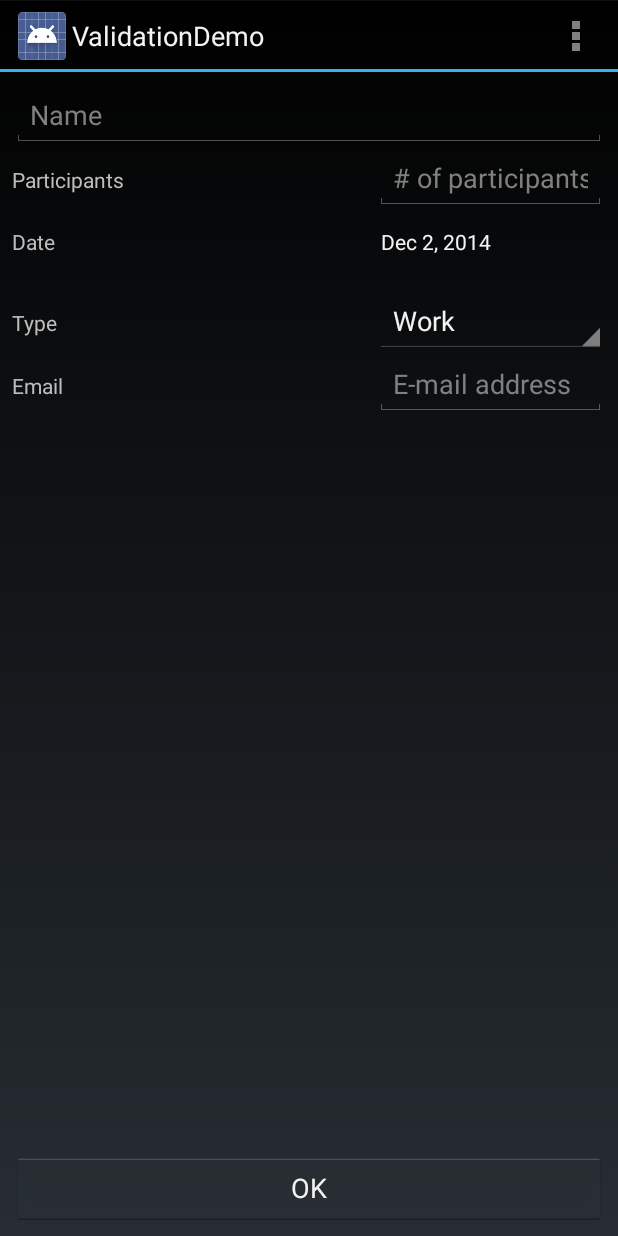
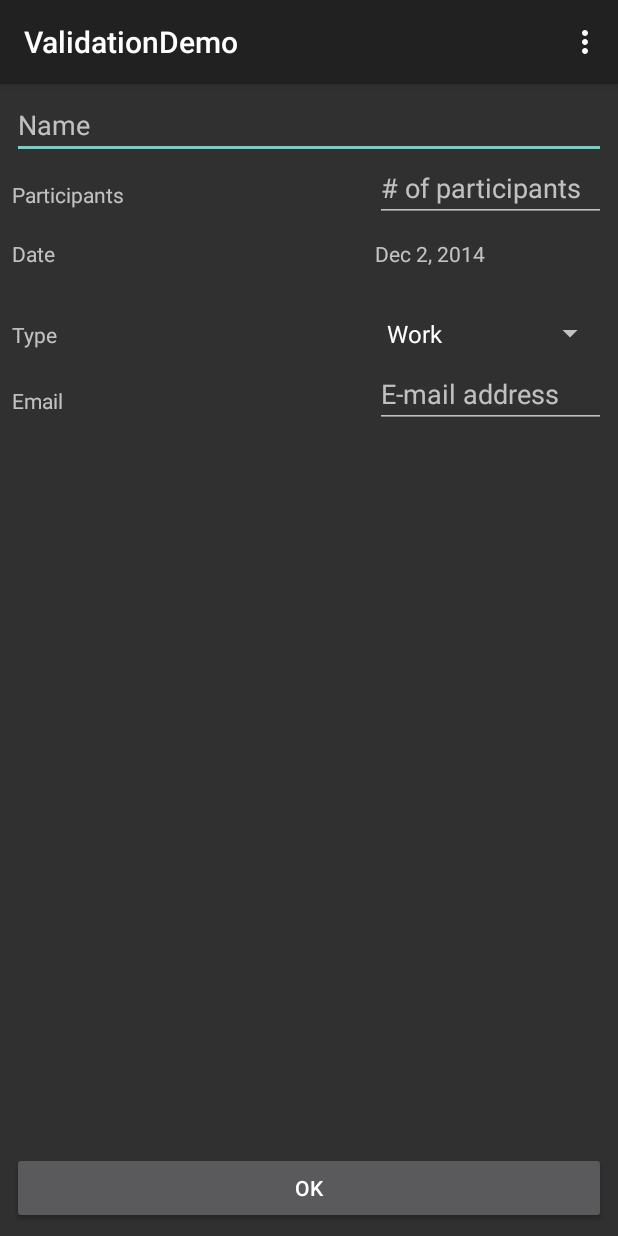
Before and after one commit to inmite/android-validation-komensky, an Android app: the screen it shows after launch (DemoActivity), on a phone screen of 412 x 824 dp. Run offline under Robolectric (Android 15) with nearby library versions, the phone set to English and light mode, and no system bars.

Commit message:
Demo uses app compat to break through link check

```diff
--- a/demo/build.gradle
+++ b/demo/build.gradle
@@ -2,9 +2,6 @@ apply plugin: 'com.android.application'
 
 repositories {
     mavenCentral()
-    maven {
-        url "https://oss.sonatype.org/content/repositories/snapshots/"
-    }
 }
 
 android {
@@ -12,6 +9,7 @@ android {
     buildToolsVersion rootProject.ext.buildToolsVersion
 
     defaultConfig {
+        applicationId 'eu.inmite.demo.validation'
         minSdkVersion rootProject.ext.minSdkVersion
         targetSdkVersion rootProject.ext.targetSdkVersion
     }
@@ -20,4 +18,7 @@ android {
 dependencies {
     compile project(':library')
     compile 'eu.inmite.android.lib:android-styled-dialogs:1.1.2@aar'
+    compile 'com.android.support:support-v4:21.0.+'
+    compile 'com.android.support:appcompat-v7:21.0.+'
+    compile 'com.android.support:gridlayout-v7:21.0.+'
 }
--- a/demo/src/main/AndroidManifest.xml
+++ b/demo/src/main/AndroidManifest.xml
@@ -1,17 +1,14 @@
 <?xml version="1.0" encoding="utf-8"?>
 <manifest xmlns:android="http://schemas.android.com/apk/res/android"
-	package="eu.inmite.demo.validation"
-	android:versionCode="1"
-	android:versionName="1.0">
+    package="eu.inmite.demo.validation">
 
-	<uses-sdk
-		android:minSdkVersion="14"
-		android:targetSdkVersion="18" />
     <application
         android:label="@string/app_name"
         android:icon="@drawable/ic_launcher"
-		android:theme="@style/Theme.ValidationDemo">
-		<activity android:name=".DemoActivity"
+        android:allowBackup="true"
+        android:theme="@style/ValidationDemoTheme">
+        <activity
+            android:name=".DemoActivity"
             android:label="@string/app_name"
             android:icon="@drawable/ic_launcher">
             <intent-filter>
--- a/demo/src/main/java/eu/inmite/demo/validation/DemoActivity.java
+++ b/demo/src/main/java/eu/inmite/demo/validation/DemoActivity.java
@@ -4,19 +4,29 @@ import android.app.DatePickerDialog;
 import android.app.Dialog;
 import android.os.Bundle;
 import android.support.v4.app.DialogFragment;
-import android.support.v4.app.FragmentActivity;
+import android.support.v7.app.ActionBarActivity;
 import android.view.Menu;
 import android.view.MenuItem;
 import android.view.View;
-import android.widget.*;
-import eu.inmite.android.lib.dialogs.SimpleDialogFragment;
-import eu.inmite.android.lib.validations.form.FormValidator;
-import eu.inmite.android.lib.validations.form.annotations.*;
-import eu.inmite.android.lib.validations.form.callback.SimpleErrorPopupCallback;
+import android.widget.ArrayAdapter;
+import android.widget.Button;
+import android.widget.DatePicker;
+import android.widget.EditText;
+import android.widget.Spinner;
+import android.widget.TextView;
 
 import java.text.DateFormat;
 import java.util.Calendar;
 import java.util.GregorianCalendar;
+
+import eu.inmite.android.lib.dialogs.SimpleDialogFragment;
+import eu.inmite.android.lib.validations.form.FormValidator;
+import eu.inmite.android.lib.validations.form.annotations.DateInFuture;
+import eu.inmite.android.lib.validations.form.annotations.MinLength;
+import eu.inmite.android.lib.validations.form.annotations.MinValue;
+import eu.inmite.android.lib.validations.form.annotations.NotEmpty;
+import eu.inmite.android.lib.validations.form.annotations.RegExp;
+import eu.inmite.android.lib.validations.form.callback.SimpleErrorPopupCallback;
 
 import static eu.inmite.android.lib.validations.form.annotations.RegExp.EMAIL;
 
@@ -24,7 +34,7 @@ import static eu.inmite.android.lib.validations.form.annotations.RegExp.EMAIL;
  * @author Tomas Vondracek
  */
 @SuppressWarnings({"FieldCanBeLocal", "UnusedDeclaration"})
-public class DemoActivity extends FragmentActivity implements DatePickerDialog.OnDateSetListener {
+public class DemoActivity extends ActionBarActivity implements DatePickerDialog.OnDateSetListener {
 
 	@NotEmpty(messageId = R.string.validation_name, order = 1)
 	@MinLength(value = 3, messageId = R.string.validation_name_length, order = 1)
@@ -55,7 +65,7 @@ public class DemoActivity extends FragmentActivity implements DatePickerDialog.O
 		mTxtDate = (TextView) findViewById(R.id.demo_date);
 		mSpinner = (Spinner) findViewById(R.id.demo_spinner);
 
-		mSpinner.setAdapter(ArrayAdapter.createFromResource(this, R.array.demo_types, android.R.layout.simple_dropdown_item_1line));
+		mSpinner.setAdapter(ArrayAdapter.createFromResource(this, R.array.demo_types, R.layout.support_simple_spinner_dropdown_item));
 
 		mTxtDate.setOnClickListener(new View.OnClickListener() {
 			@Override
@@ -136,7 +146,7 @@ public class DemoActivity extends FragmentActivity implements DatePickerDialog.O
 		setDate(cal);
 	}
 
-	private static class DatePickerFragment extends DialogFragment {
+	public static class DatePickerFragment extends DialogFragment {
 
 		@Override
 		public Dialog onCreateDialog(Bundle savedInstanceState) {
--- a/demo/src/main/res/layout/activity_demo.xml
+++ b/demo/src/main/res/layout/activity_demo.xml
@@ -1,109 +1,107 @@
 <?xml version="1.0" encoding="utf-8"?>
 
-<GridLayout xmlns:android="http://schemas.android.com/apk/res/android"
+<android.support.v7.widget.GridLayout xmlns:android="http://schemas.android.com/apk/res/android"
+    xmlns:app="http://schemas.android.com/apk/res-auto"
     android:id="@+id/demo_container"
     android:layout_width="match_parent"
     android:layout_height="match_parent"
-	android:columnCount="2"
+    android:clickable="false"
     android:padding="8dp"
-	android:clickable="false">
+    app:columnCount="2">
 
 
     <EditText
+        android:id="@+id/demo_name"
         android:layout_width="match_parent"
         android:layout_height="@dimen/row_height"
-		android:id="@+id/demo_name"
-		android:layout_row="0"
-		android:layout_column="0"
         android:hint="@string/demo_name"
         android:singleLine="true"
-		android:layout_columnSpan="2" />
+        app:layout_column="0"
+        app:layout_columnSpan="2"
+        app:layout_row="0" />
 
     <TextView
+        android:id="@+id/textView1"
         android:layout_width="wrap_content"
         android:layout_height="wrap_content"
         android:text="@string/demo_number_of_participants"
-		android:id="@+id/textView1"
-		android:layout_row="1"
-		android:layout_column="0" />
+        app:layout_column="0"
+        app:layout_row="1" />
 
     <EditText
+        android:id="@+id/demo_participants"
         android:layout_width="@dimen/form_width"
         android:layout_height="@dimen/row_height"
-		android:id="@+id/demo_participants"
-		android:layout_row="1"
-		android:layout_column="1"
-		android:layout_gravity="right"
+        android:hint="@string/demo_participants_hint"
+        android:inputType="number"
         android:singleLine="true"
-		android:hint="@string/demo_participants_hint"
-		android:inputType="number" />
+        app:layout_column="1"
+        app:layout_gravity="right"
+        app:layout_row="1" />
 
     <TextView
+        android:id="@+id/textView2"
         android:layout_width="wrap_content"
         android:layout_height="@dimen/row_height"
         android:text="@string/demo_date"
-		android:id="@+id/textView2"
-		android:layout_row="2"
-		android:layout_column="0" />
+        app:layout_column="0"
+        app:layout_row="2" />
 
     <TextView
-		style="@android:style/Widget.Holo.Button.Borderless.Small"
+        android:id="@+id/demo_date"
         android:layout_width="@dimen/form_width"
         android:layout_height="@dimen/row_height"
+        android:background="?selectableItemBackgroundBorderless"
+        android:gravity="left|center_vertical"
+        android:singleLine="true"
         android:text="@string/demo_pick_date"
-		android:id="@+id/demo_date"
-		android:layout_row="2"
-		android:layout_column="1"
-		android:layout_gravity="right"
-		android:singleLine="true"
-		android:focusable="true"
-		android:focusableInTouchMode="true"
-		android:gravity="left|center_vertical" />
+        app:layout_column="1"
+        app:layout_gravity="right"
+        app:layout_row="2" />
 
     <TextView
+        android:id="@+id/textView3"
         android:layout_width="wrap_content"
         android:layout_height="wrap_content"
         android:text="@string/demo_type"
-		android:id="@+id/textView3"
-		android:layout_row="3"
-		android:layout_column="0" />
+        app:layout_column="0"
+        app:layout_row="3" />
 
     <Spinner
+        android:id="@+id/demo_spinner"
         android:layout_width="@dimen/form_width"
         android:layout_height="@dimen/row_height"
-		android:id="@+id/demo_spinner"
-		android:layout_row="3"
-		android:layout_column="1"
-		android:layout_gravity="right"
-		style="@android:style/Widget.Holo.Spinner"
-		android:spinnerMode="dropdown" />
+        android:spinnerMode="dropdown"
+        app:layout_column="1"
+        app:layout_gravity="right"
+        app:layout_row="3" />
 
     <TextView
+        android:id="@+id/textView4"
         android:layout_width="wrap_content"
         android:layout_height="wrap_content"
         android:text="@string/demo_email"
-		android:id="@+id/textView4"
-		android:layout_row="4"
-		android:layout_column="0" />
+        app:layout_column="0"
+        app:layout_row="4" />
 
     <EditText
         android:id="@+id/demo_email"
         android:layout_width="@dimen/form_width"
         android:layout_height="@dimen/row_height"
         android:hint="@string/demo_email_hint"
+        android:inputType="textEmailAddress"
         android:singleLine="true"
-		android:layout_row="4"
-		android:layout_column="1"
-		android:layout_gravity="right"
-		android:inputType="textEmailAddress" />
+        app:layout_column="1"
+        app:layout_gravity="right"
+        app:layout_row="4" />
 
     <Button
+        android:id="@+id/demo_ok"
         android:layout_width="match_parent"
         android:layout_height="wrap_content"
         android:text="@android:string/ok"
-		android:id="@+id/demo_ok"
-		android:layout_row="6"
-		android:layout_column="0"
-		android:layout_columnSpan="2"
-		android:layout_gravity="bottom" />
-</GridLayout>
+        app:layout_column="0"
+        app:layout_columnSpan="2"
+        app:layout_gravity="bottom"
+        app:layout_row="6" />
+</android.support.v7.widget.GridLayout>
--- a/demo/src/main/res/menu/demo.xml
+++ b/demo/src/main/res/menu/demo.xml
@@ -1,11 +1,14 @@
 <?xml version="1.0" encoding="utf-8"?>
 
-<menu xmlns:android="http://schemas.android.com/apk/res/android">
+<menu xmlns:android="http://schemas.android.com/apk/res/android"
+    xmlns:app="http://schemas.android.com/apk/res-auto">
 
-	<item android:id="@+id/menu_demo_live_enable"
-		android:title="@string/demo_menu_live_validation_enable"
-		android:showAsAction="never"/>
-	<item android:id="@+id/menu_demo_live_disable"
-		android:title="@string/demo_menu_live_validation_disable"
-		android:showAsAction="never"/>
+    <item
+        android:id="@+id/menu_demo_live_enable"
+        android:title="@string/demo_menu_live_validation_enable"
+        app:showAsAction="never" />
+    <item
+        android:id="@+id/menu_demo_live_disable"
+        android:title="@string/demo_menu_live_validation_disable"
+        app:showAsAction="never" />
 </menu>
--- a/demo/src/main/res/values-v11/themes.xml
+++ /dev/null
@@ -1,4 +0,0 @@
-<?xml version="1.0" encoding="utf-8"?>
-<resources>
-	<style name="Theme.Parent" parent="android:Theme.Holo"/>
-</resources>
--- a/demo/src/main/res/values/themes.xml
+++ b/demo/src/main/res/values/themes.xml
@@ -1,8 +1,9 @@
 <?xml version="1.0" encoding="utf-8"?>
 <resources>
-	<style name="Theme.ValidationDemo" parent="Theme.Parent">
-		<item name="sdlDialogStyle">@style/DialogStyleDark</item>
-	</style>
+    <style name="AppBaseTheme" parent="Theme.AppCompat"/>
 
-	<style name="Theme.Parent" parent="android:Theme"/>
+    <style name="ValidationDemoTheme" parent="AppBaseTheme">
+        <item name="sdlDialogStyle">@style/DialogStyleDark</item>
+    </style>
+
 </resources>
```
Lines whose indentation alone changed are shown as unchanged.
